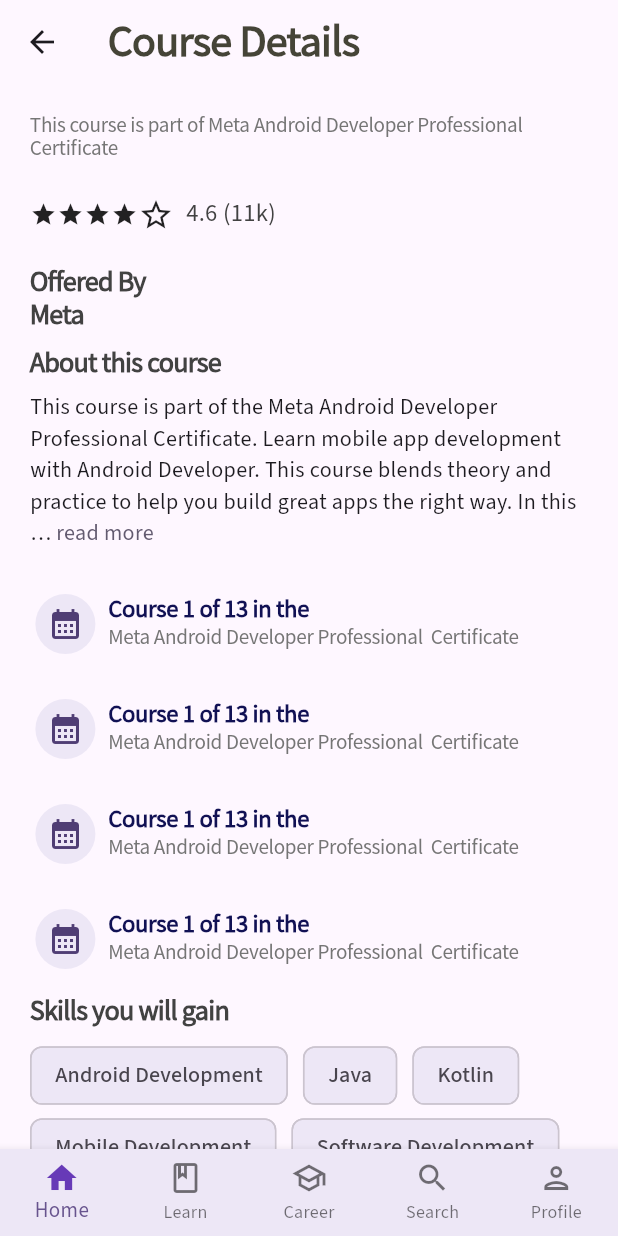
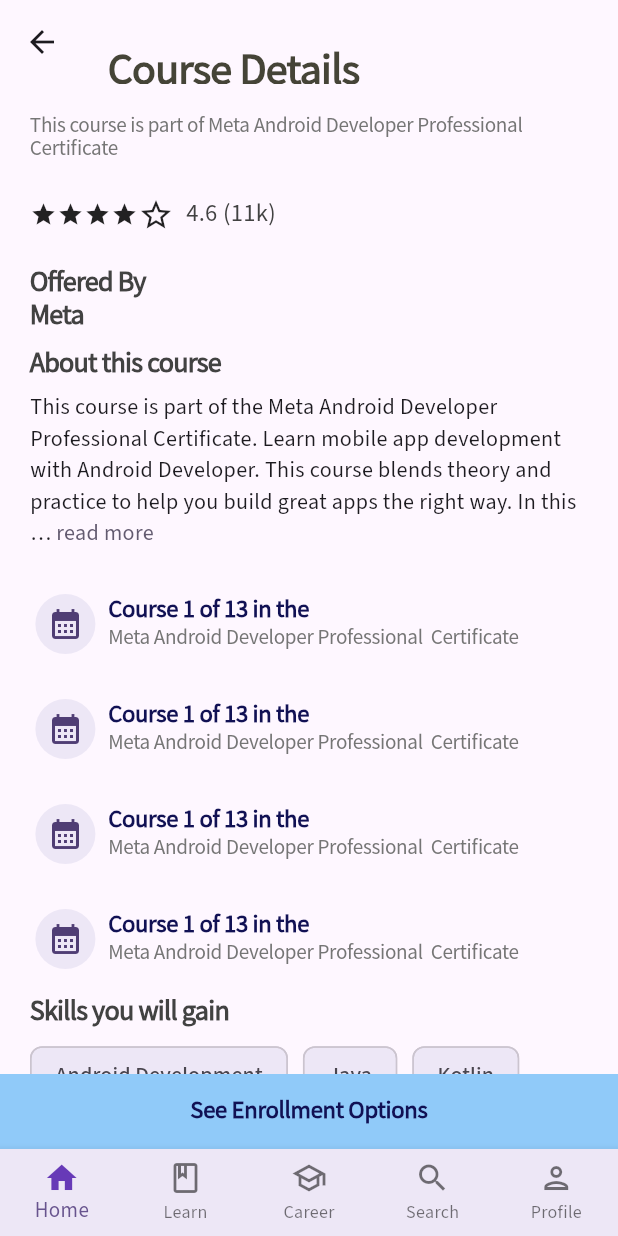
Before and after one commit to mr-jagdish-pu/coursera-app, a Flutter app: the CourseDetails screen opened by its route, on a phone screen of 412 x 824 dp. Run offline on Flutter 3.47's test engine with Material 3 defaults, Android fonts, the phone set to English and light mode, and no system bars; drawn by our look-alikes of readmore; our stand-ins replace dots_indicator, equatable, firebase_auth, firebase_core, flutter_bloc, getwidget and 3 more; accounts and stored records are empty; network calls fail.

Commit message:
feat: Go router added system wide

```diff
--- a/lib/features/course_showcase/presentation/ui/pages/course_details.dart
+++ b/lib/features/course_showcase/presentation/ui/pages/course_details.dart
@@ -1,5 +1,7 @@
+import 'package:auth_fb_bloc/utils/app_router/go_router.dart';
 import 'package:auth_fb_bloc/utils/extention/spacer_extension.dart';
 import 'package:auth_fb_bloc/utils/responsiveness/extensions.dart';
+import 'package:go_router/go_router.dart';
 
 import '../../../../../test_screens/new_test_file.dart';
 import '../widgets/about_this_course.dart';
@@ -18,9 +20,13 @@ class CourseDetails extends StatelessWidget {
   @override
   Widget build(BuildContext context) {
     return Scaffold(
+      bottomNavigationBar: Container(height: 50, color: Colors.blue.shade200 , child: Center(child: InkWell(child: SubTitleText(text: 'See Enrollment Options',), onTap: (){GoRouter.of(context).push('${RoutesNames.home}/${RoutesNames.courseDetails}/${RoutesNames.courseMainPage}');},)),),
       appBar: AppBar(
-        title: HeaderText(
-          text: "Course Details",
+        title: Padding(
+          padding: const EdgeInsets.only(top:38.0),
+          child: HeaderText(
+            text: "Course Details",
+          ),
         ),
       ),
       body: ListView(
--- a/lib/features/course_showcase/presentation/ui/pages/homepage.dart
+++ b/lib/features/course_showcase/presentation/ui/pages/homepage.dart
@@ -57,7 +57,7 @@ class RealHomePage extends StatelessWidget {
                     margin: EdgeInsets.only(bottom: 0),
                     child: ListView.builder(
                         itemBuilder: (context, index) {
-                          return InkWell(child: CourseCard(), onTap: (){GoRouter.of(context).go('${RoutesNames.home}/${RoutesNames.courseDetails}');},);
+                          return CourseCard();
                         },
                         itemCount: 4,
                         scrollDirection: Axis.horizontal),
--- a/lib/features/course_showcase/presentation/ui/widgets/about_this_course.dart
+++ b/lib/features/course_showcase/presentation/ui/widgets/about_this_course.dart
@@ -3,7 +3,7 @@ import 'package:auth_fb_bloc/utils/extention/spacer_extension.dart';
 import 'package:flutter/material.dart';
 import 'package:readmore/readmore.dart';
 
-import '../../../../../utils/custom_styles/text_styles.dart';
+
 
 class AboutThisCourseCard extends StatelessWidget {
   const AboutThisCourseCard({super.key});
--- a/lib/features/course_showcase/presentation/ui/widgets/course_card_comp.dart
+++ b/lib/features/course_showcase/presentation/ui/widgets/course_card_comp.dart
@@ -6,7 +6,7 @@ import 'package:auth_fb_bloc/utils/responsiveness/extensions.dart';
 import 'package:flutter/material.dart';
 import 'package:go_router/go_router.dart';
 
-import '../../../../../utils/custom_styles/text_styles.dart';
+
 
 class CourseCard extends StatelessWidget {
   const CourseCard({super.key});
@@ -15,9 +15,9 @@ class CourseCard extends StatelessWidget {
   Widget build(BuildContext context) {
     final wd = MediaQuery.of(context).size.width;
     return InkWell(
-      onTap: () {
+      onTap:  (){
+                          GoRouter.of(context).go('${RoutesNames.home}/${RoutesNames.courseDetails}');
 
-       context.go(RoutesNames.courseDetails);
       },
       child: Container(
         padding: EdgeInsets.all(5),
--- a/lib/features/course_showcase/presentation/ui/widgets/subsection_comp.dart
+++ b/lib/features/course_showcase/presentation/ui/widgets/subsection_comp.dart
@@ -1,6 +1,8 @@
 import 'package:auth_fb_bloc/test_screens/new_test_file.dart';
+import 'package:auth_fb_bloc/utils/app_router/go_router.dart';
 import 'package:auth_fb_bloc/utils/responsiveness/extensions.dart';
 import 'package:flutter/material.dart';
+import 'package:go_router/go_router.dart';
 
 import '../../../../../utils/custom_styles/text_styles.dart';
 
@@ -24,7 +26,13 @@ class SubSection extends StatelessWidget {
 
             ),
           ),
-          Text("See All", style: TextStyles.normalBut70),
+          InkWell(child: Text("See All", style: TextStyles.normalBut70), onTap: (){
+
+            final String routes = '${RoutesNames.home}/${RoutesNames.seeAll}' ;
+            context.go(routes);
+
+
+          }),
         ],
       ),
     );
--- a/lib/features/coursera_career/presentation/ui/pages/coursera_careerpage.dart
+++ b/lib/features/coursera_career/presentation/ui/pages/coursera_careerpage.dart
@@ -2,8 +2,10 @@ import 'package:auth_fb_bloc/features/course_showcase/presentation/ui/pages/home
 import 'package:auth_fb_bloc/features/course_showcase/presentation/ui/widgets/skills_youll_gaim.dart';
 import 'package:auth_fb_bloc/utils/extention/spacer_extension.dart';
 import 'package:flutter/material.dart';
+import 'package:go_router/go_router.dart';
 
 import '../../../../../test_screens/new_test_file.dart';
+import '../../../../../utils/app_router/go_router.dart';
 
 class CourseraCareerPage extends StatelessWidget {
   const CourseraCareerPage({super.key});
@@ -37,7 +39,9 @@ class CourseraCareerPage extends StatelessWidget {
             child: RegularText12(text: 'Select the job roles that interest you the most. We will use this information to recommend relevant courses and content. You can always change your preferences later.'),
           ),
       10.spacerH,
-          SkillYoullGainC(text: "Data Science & Analytics (3)",),
+          InkWell(child: SkillYoullGainC(text: "Data Science & Analytics (3)",), onTap: (){
+            GoRouter.of(context).go('${RoutesNames.courseraCareer}/${RoutesNames.myCareer}');
+          },),
           7.spacerH,
           SkillYoullGainC(text: "Software Engineering & IT (13)",),
           5.spacerH,
--- a/lib/features/entry_point_page.dart
+++ b/lib/features/entry_point_page.dart
@@ -17,6 +17,11 @@ class EntryPointPage extends StatefulWidget {
 }
 
 class _EntryPointPageState extends State<EntryPointPage> {
+  @override
+  void initState() {
+
+    super.initState();
+  }
 
 
 
--- a/lib/features/learning_progress/presentation/ui/pages/learn_page.dart
+++ b/lib/features/learning_progress/presentation/ui/pages/learn_page.dart
@@ -2,7 +2,9 @@ import 'package:auth_fb_bloc/test_screens/new_test_file.dart';
 import 'package:auth_fb_bloc/utils/responsiveness/extensions.dart';
 import 'package:dots_indicator/dots_indicator.dart';
 import 'package:flutter/material.dart';
+import 'package:go_router/go_router.dart';
 
+import '../../../../../utils/app_router/go_router.dart';
 import '../../../../../utils/custom_styles/text_styles.dart';
 
 class LearnPage extends StatelessWidget {
@@ -114,7 +116,9 @@ class SelectedCourseCardComp extends StatelessWidget {
             height: 45,
             width: wd.w,
             child: FilledButton(
-                onPressed: () {},
+                onPressed: () {
+                  GoRouter.of(context).go('${RoutesNames.learn}/${RoutesNames.courseMainPage}');
+                },
                 child: Text('Enroll',
                     style: TextStyles.courseTitle.copyWith(
                         fontWeight: FontWeight.bold,
--- a/lib/main.dart
+++ b/lib/main.dart
@@ -24,7 +24,7 @@ main() async {
 class MyApp extends StatelessWidget {
   MyApp({super.key});
 
-  final FirebaseAuth _firebaseAuth = FirebaseAuth.instance;
+
 
   // This widget is the root of your application.
   @override
```
Also changed, not shown: lib/features/course_showcase/presentation/ui/pages/course_main_page.dart (+5 -2 lines), lib/features/course_showcase/presentation/ui/pages/see_all_page.dart (+1 -13 lines), lib/utils/app_router/go_router.dart (+9 -1 lines).
